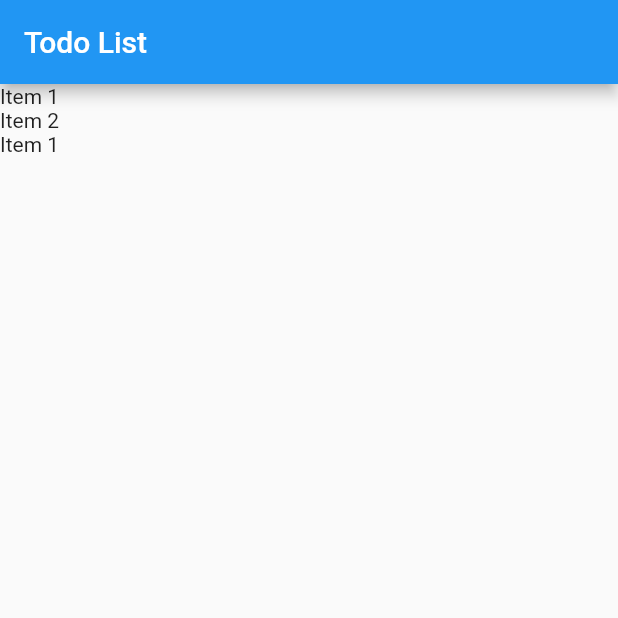
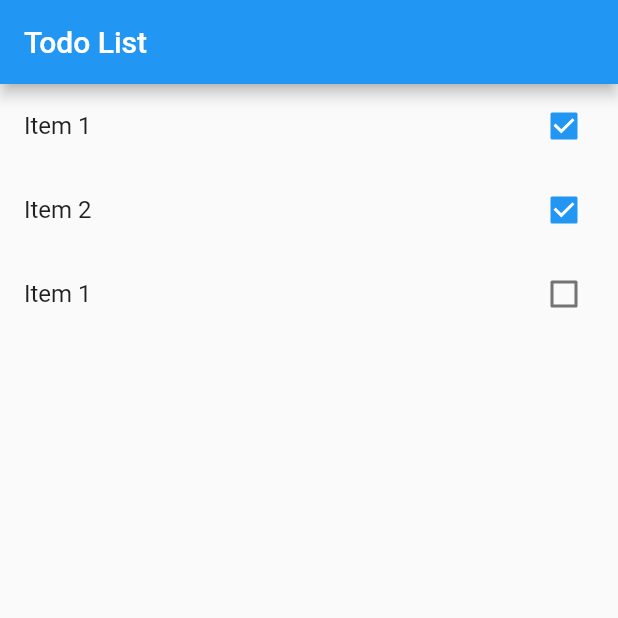
Before and after one commit to AndreLucyo2/meu_primeiro_app_flutter, a Flutter app: the screen it shows after launch, on a phone screen of 412 x 824 dp, the top half of it. Run offline on Flutter 3.47's test engine with Material 2 defaults, Android fonts, the phone set to English and light mode, and no system bars.

Commit message:
formatado a lista para aparecer o chekbox.

```diff
--- a/lib/main.dart
+++ b/lib/main.dart
@@ -27,7 +27,7 @@ class HomePage extends StatefulWidget {
 
   HomePage() {
     items = [];
-    items.add(Item(title: "Item 1", done: false));
+    items.add(Item(title: "Item 1", done: true));
     items.add(Item(title: "Item 2", done: true));
     items.add(Item(title: "Item 1", done: false));
   }
@@ -48,9 +48,14 @@ class _HomePageState extends State<HomePage> {
         itemCount: widget.items.length, //tamanho da lista
         itemBuilder: (BuildContext ctxt, int index) {
           //fica mais legivel com uso de variavel:
-          final item = widget.items[index].title;
+          final item = widget.items[index];
           //o que deve ser desenhado
-          return Text(item);
+          return CheckboxListTile(
+            title: Text(item.title),
+            key: Key(item.title),
+            value: item.done,
+            onChanged: (value) {},
+          );
         },
       ),
     );
```
